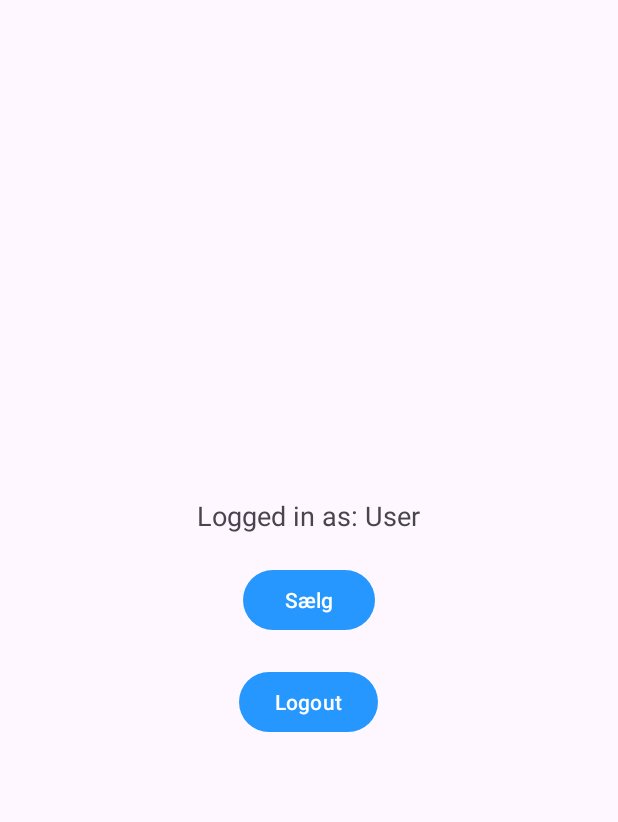
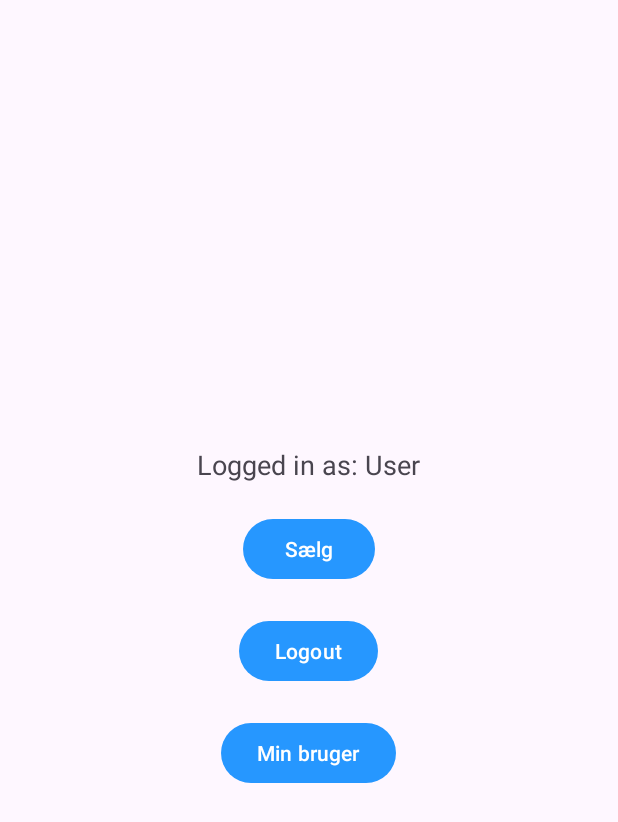
Before and after one commit to SorenNygaard/AndroidApp, an Android app: the screen it shows after launch once a user with an empty profile is signed in (UserActivity), on a phone screen of 412 x 824 dp. Shown: the top 822 px of the screen. Run offline under Robolectric (Android 15) with nearby library versions, the phone set to English and light mode, and no system bars; our stand-ins replace Firebase (no records; nobody signed in at launch, a user with empty details on screens opened directly).

Commit message:
Tilføjet user settings
User setting og xml filer er blevet tilføjet

```diff
--- a/app/src/main/res/layout/activity_user.xml
+++ b/app/src/main/res/layout/activity_user.xml
@@ -27,6 +27,13 @@
         android:id="@+id/btnLogOut"
         android:layout_width="wrap_content"
         android:layout_height="wrap_content"
-        android:text="Logout"
-        android:layout_marginTop="20dp"/>
+        android:layout_marginTop="20dp"
+        android:text="Logout" />
+
+    <Button
+        android:id="@+id/button"
+        android:layout_width="wrap_content"
+        android:layout_height="wrap_content"
+        android:layout_marginTop="20dp"
+        android:text="Min bruger" />
 </LinearLayout>
```
Also changed, not shown: app/src/main/java/com/example/projekt/UserSettingsActivity.java (added, +13 -0 lines), app/src/main/res/layout/activity_user_settings.xml (added, +32 -0 lines).
